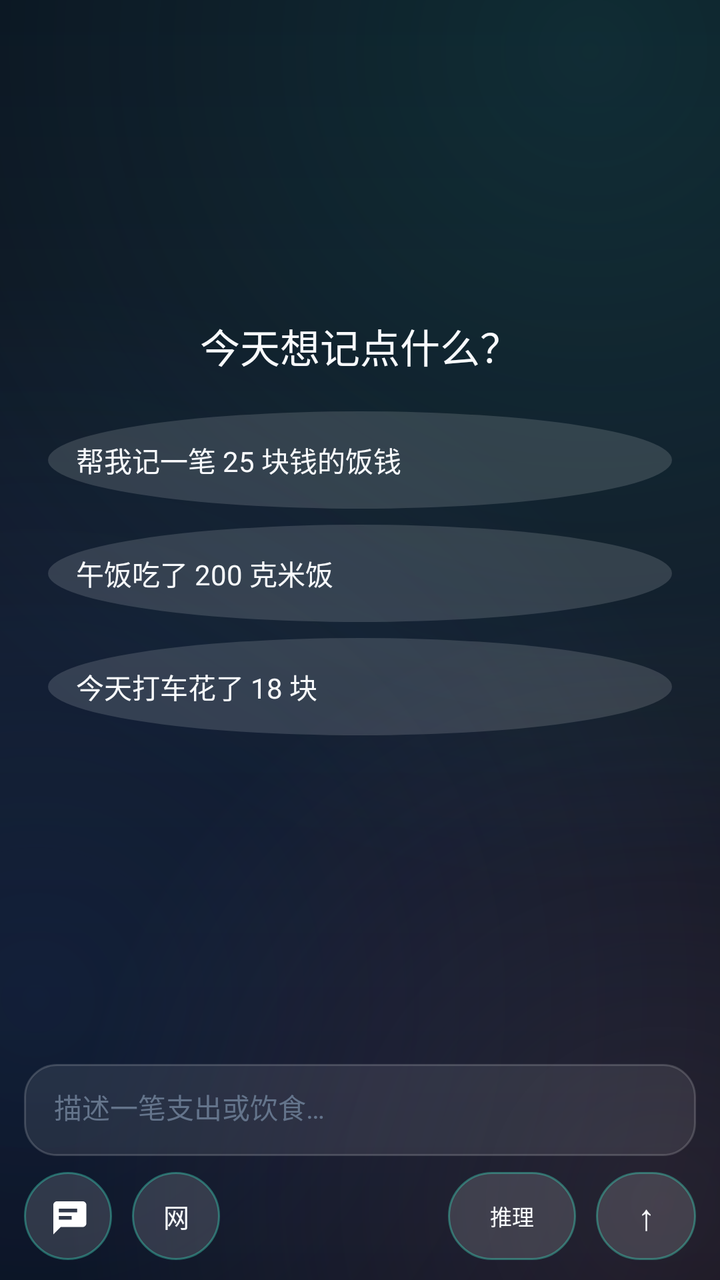
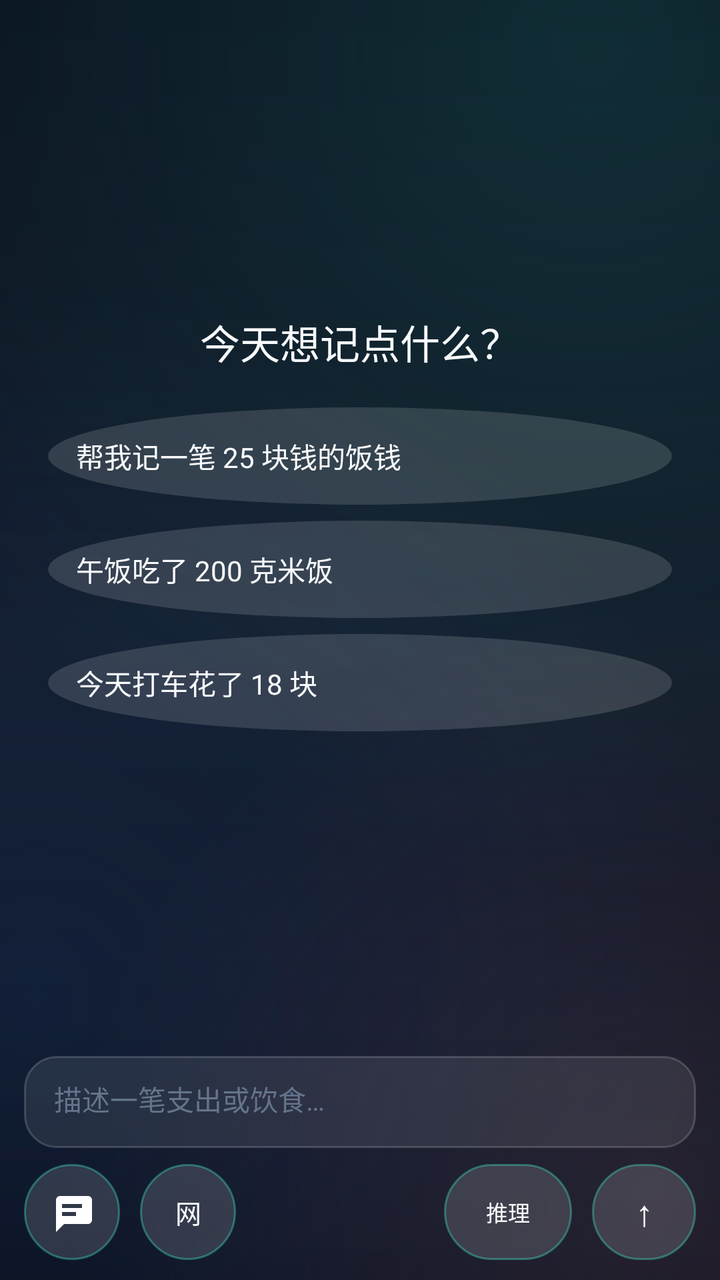

Before-and-after screenshots of an Android layout around one commit, followed by the original layout XML and the change that was made.
<!-- AndroidManifest.xml: application theme Theme.Sagittarius -->
<!-- res/layout/fragment_agent_chat.xml -->
<?xml version="1.0" encoding="utf-8"?>
<FrameLayout xmlns:android="http://schemas.android.com/apk/res/android"
    android:id="@+id/chatRoot"
    android:layout_width="match_parent"
    android:layout_height="match_parent"
    android:clipChildren="false">

    <LinearLayout
        android:layout_width="match_parent"
        android:layout_height="match_parent"
        android:orientation="vertical">

        <FrameLayout
            android:layout_width="match_parent"
            android:layout_height="0dp"
            android:layout_weight="1"
            android:clipChildren="false"
            android:clipToPadding="false">

            <androidx.recyclerview.widget.RecyclerView
                android:id="@+id/recyclerChat"
                android:layout_width="match_parent"
                android:layout_height="match_parent"
                android:clipToPadding="false"
                android:paddingStart="12dp"
                android:paddingTop="4dp"
                android:paddingEnd="12dp"
                android:paddingBottom="8dp" />

            <LinearLayout
                android:id="@+id/emptyPanel"
                android:layout_width="match_parent"
                android:layout_height="wrap_content"
                android:layout_gravity="center"
                android:gravity="center"
                android:orientation="vertical"
                android:padding="24dp">

                <TextView
                    android:layout_width="wrap_content"
                    android:layout_height="wrap_content"
                    android:text="@string/agent_empty_title"
                    android:textColor="?attr/blTextPrimary"
                    android:textSize="20sp" />

                <TextView
                    android:id="@+id/chipExpense"
                    android:layout_width="match_parent"
                    android:layout_height="wrap_content"
                    android:layout_marginTop="18dp"
                    android:background="?attr/blIconCircleBackground"
                    android:padding="14dp"
                    android:text="@string/agent_example_expense"
                    android:textColor="?attr/blTextPrimary"
                    android:textSize="14sp" />

                <TextView
                    android:id="@+id/chipDiet"
                    android:layout_width="match_parent"
                    android:layout_height="wrap_content"
                    android:layout_marginTop="8dp"
                    android:background="?attr/blIconCircleBackground"
                    android:padding="14dp"
                    android:text="@string/agent_example_diet"
                    android:textColor="?attr/blTextPrimary"
                    android:textSize="14sp" />

                <TextView
                    android:id="@+id/chipTaxi"
                    android:layout_width="match_parent"
                    android:layout_height="wrap_content"
                    android:layout_marginTop="8dp"
                    android:background="?attr/blIconCircleBackground"
                    android:padding="14dp"
                    android:text="@string/agent_example_taxi"
                    android:textColor="?attr/blTextPrimary"
                    android:textSize="14sp" />
            </LinearLayout>

            <TextView
                android:id="@+id/btnScrollBottom"
                android:layout_width="wrap_content"
                android:layout_height="38dp"
                android:layout_gravity="bottom|center_horizontal"
                android:layout_marginBottom="6dp"
                android:background="?attr/blIconCircleBackground"
                android:paddingStart="14dp"
                android:paddingEnd="14dp"
                android:gravity="center"
                android:text="↓"
                android:textColor="?attr/blTextPrimary"
                android:textSize="16sp"
                android:visibility="gone" />

            <TextView
                android:id="@+id/btnRetry"
                android:layout_width="wrap_content"
                android:layout_height="34dp"
                android:layout_gravity="bottom|center_horizontal"
                android:layout_marginBottom="52dp"
                android:background="?attr/blIconCircleBackground"
                android:gravity="center"
                android:paddingStart="14dp"
                android:paddingEnd="14dp"
                android:text="@string/agent_retry"
                android:textColor="?attr/blAccent"
                android:textSize="12sp"
                android:visibility="gone" />
        </FrameLayout>

        <LinearLayout
            android:id="@+id/dock"
            android:layout_width="match_parent"
            android:layout_height="wrap_content"
            android:clipChildren="false"
            android:clipToPadding="false"
            android:orientation="vertical"
            android:paddingStart="12dp"
            android:paddingTop="6dp"
            android:paddingEnd="12dp"
            android:paddingBottom="10dp">

            <EditText
                android:id="@+id/etInput"
                android:layout_width="match_parent"
                android:layout_height="wrap_content"
                android:background="@drawable/bg_input"
                android:gravity="top|start"
                android:hint="@string/agent_input_hint"
                android:imeOptions="actionNone"
                android:inputType="textCapSentences|textMultiLine"
                android:maxLines="4"
                android:minHeight="46dp"
                android:paddingStart="15dp"
                android:paddingTop="11dp"
                android:paddingEnd="15dp"
                android:paddingBottom="11dp"
                android:textColor="?attr/blTextPrimary"
                android:textColorHint="?attr/blTextTertiary"
                android:textSize="14sp" />

            <LinearLayout
                android:layout_width="match_parent"
                android:layout_height="wrap_content"
                android:layout_marginTop="8dp"
                android:clipChildren="false"
                android:clipToPadding="false"
                android:gravity="center_vertical"
                android:orientation="horizontal">

                <ImageView
                    android:id="@+id/btnSessions"
                    android:layout_width="44dp"
                    android:layout_height="44dp"
                    android:layout_marginEnd="10dp"
                    android:background="@drawable/bg_agent_pill"
                    android:contentDescription="@string/agent_sessions"
                    android:padding="11dp"
                    android:scaleType="centerInside"
                    android:src="@drawable/ic_sessions_silhouette" />

                <TextView
                    android:id="@+id/btnWebSearch"
                    android:layout_width="44dp"
                    android:layout_height="44dp"
                    android:background="@drawable/bg_agent_pill"
                    android:contentDescription="@string/agent_web_search"
                    android:gravity="center"
                    android:text="网"
                    android:textColor="?attr/blTextPrimary"
                    android:textSize="13sp" />

                <Space
                    android:layout_width="0dp"
                    android:layout_height="1dp"
                    android:layout_weight="1" />

                <TextView
                    android:id="@+id/btnReasoning"
                    android:layout_width="wrap_content"
                    android:layout_height="44dp"
                    android:layout_marginEnd="10dp"
                    android:background="@drawable/bg_agent_pill"
                    android:gravity="center"
                    android:minWidth="64dp"
                    android:paddingStart="12dp"
                    android:paddingEnd="12dp"
                    android:singleLine="true"
                    android:text="@string/agent_reasoning_short"
                    android:textColor="?attr/blTextPrimary"
                    android:textSize="11sp" />

                <TextView
                    android:id="@+id/btnSend"
                    android:layout_width="50dp"
                    android:layout_height="44dp"
                    android:background="@drawable/bg_agent_pill"
                    android:contentDescription="@string/agent_send"
                    android:gravity="center"
                    android:text="↑"
                    android:textColor="?attr/blTextPrimary"
                    android:textSize="18sp" />
            </LinearLayout>
        </LinearLayout>
    </LinearLayout>

    <FrameLayout
        android:id="@+id/capsuleHost"
        android:layout_width="match_parent"
        android:layout_height="match_parent"
        android:clipChildren="false"
        android:visibility="gone" />
</FrameLayout>
<!-- resources referenced by this layout -->
<resources>
  <!-- drawable bg_agent_pill (drawable) -->
  <?xml version="1.0" encoding="utf-8"?>
  <shape xmlns:android="http://schemas.android.com/apk/res/android" android:shape="rectangle">
      <solid android:color="?attr/blIconCircle" />
      <corners android:radius="24dp" />
      <stroke android:width="1dp" android:color="?attr/blCardStrokeStart" />
  </shape>
  <!-- drawable bg_input (drawable) -->
  <?xml version="1.0" encoding="utf-8"?>
  <shape xmlns:android="http://schemas.android.com/apk/res/android" android:shape="rectangle">
      <solid android:color="?attr/blInputFill" />
      <corners android:radius="16dp" />
      <stroke android:width="1dp" android:color="?attr/blInputStroke" />
  </shape>
  <string name="agent_empty_title">今天想记点什么？</string>
  <string name="agent_example_diet">午饭吃了 200 克米饭</string>
  <string name="agent_example_expense">帮我记一笔 25 块钱的饭钱</string>
  <string name="agent_example_taxi">今天打车花了 18 块</string>
  <string name="agent_input_hint">描述一笔支出或饮食…</string>
  <string name="agent_reasoning_short">推理</string>
  <string name="agent_retry">重试</string>
  <string name="agent_send">发送</string>
  <string name="agent_sessions">切换会话</string>
  <string name="agent_web_search">联网搜索</string>
  <style name="Theme.Sagittarius" parent="Theme.Sagittarius.Black" />
  <color name="accent_teal">#34E7C4</color>
  <color name="text_primary">#F8FAFC</color>
  <color name="accent_blue">#3B82F6</color>
  <color name="bg_deep_2">#111827</color>
  <color name="surface_card">#B31A2438</color>
  <color name="text_secondary">#9AA8BD</color>
  <color name="bg_deep">#0A0F1D</color>
  <style name="ThemeOverlay.Sagittarius.Dialog" parent="ThemeOverlay.Material3.MaterialAlertDialog">
          <item name="colorSurface">#182134</item>
          <item name="colorOnSurface">@color/text_primary</item>
          <item name="colorPrimary">@color/accent_teal</item>
      </style>
  <!-- drawable bg_search (drawable) -->
  <?xml version="1.0" encoding="utf-8"?>
  <shape xmlns:android="http://schemas.android.com/apk/res/android" android:shape="rectangle">
      <solid android:color="?attr/blInputFill" />
      <corners android:radius="16dp" />
      <stroke android:width="1dp" android:color="?attr/blInputStroke" />
  </shape>
  <!-- drawable bg_metric_tile (drawable) -->
  <?xml version="1.0" encoding="utf-8"?>
  <shape xmlns:android="http://schemas.android.com/apk/res/android" android:shape="rectangle">
      <solid android:color="?attr/blMetricTile" />
      <corners android:radius="14dp" />
      <stroke android:width="1dp" android:color="?attr/blDivider" />
  </shape>
  <!-- drawable bg_icon_circle (drawable) -->
  <?xml version="1.0" encoding="utf-8"?>
  <shape xmlns:android="http://schemas.android.com/apk/res/android" android:shape="oval">
      <solid android:color="?attr/blIconCircle" />
  </shape>
  <!-- drawable bg_glass_icon_button (drawable) -->
  <?xml version="1.0" encoding="utf-8"?>
  <shape xmlns:android="http://schemas.android.com/apk/res/android" android:shape="rectangle">
      <solid android:color="?attr/blIconButton" />
      <corners android:radius="14dp" />
      <stroke android:width="1dp" android:color="?attr/blDivider" />
  </shape>
  <!-- drawable bg_gradient_hairline (drawable) -->
  <?xml version="1.0" encoding="utf-8"?>
  <shape xmlns:android="http://schemas.android.com/apk/res/android" android:shape="rectangle">
      <gradient
          android:angle="0"
          android:startColor="?attr/blGradientStart"
          android:centerColor="?attr/blGradientMid"
          android:endColor="?attr/blGradientEnd" />
  </shape>
  <!-- drawable bg_floating_button (drawable) -->
  <?xml version="1.0" encoding="utf-8"?>
  <shape xmlns:android="http://schemas.android.com/apk/res/android" android:shape="rectangle">
      <solid android:color="?attr/blFloatingButtonFill" />
      <corners android:radius="12dp" />
      <stroke android:width="1dp" android:color="?attr/blFloatingButtonStroke" />
  </shape>
  <!-- unchanged entries left out for length: 7 -->
</resources>

<!-- the commit's change to res/layout/fragment_agent_chat.xml (unified diff, before → after) -->
@@ -150,8 +150,8 @@
 
                 <ImageView
                     android:id="@+id/btnSessions"
-                    android:layout_width="44dp"
-                    android:layout_height="44dp"
+                    android:layout_width="48dp"
+                    android:layout_height="48dp"
                     android:layout_marginEnd="10dp"
                     android:background="@drawable/bg_agent_pill"
                     android:contentDescription="@string/agent_sessions"
@@ -161,8 +161,8 @@
 
                 <TextView
                     android:id="@+id/btnWebSearch"
-                    android:layout_width="44dp"
-                    android:layout_height="44dp"
+                    android:layout_width="48dp"
+                    android:layout_height="48dp"
                     android:background="@drawable/bg_agent_pill"
                     android:contentDescription="@string/agent_web_search"
                     android:gravity="center"
@@ -178,7 +178,7 @@
                 <TextView
                     android:id="@+id/btnReasoning"
                     android:layout_width="wrap_content"
-                    android:layout_height="44dp"
+                    android:layout_height="48dp"
                     android:layout_marginEnd="10dp"
                     android:background="@drawable/bg_agent_pill"
                     android:gravity="center"
@@ -192,8 +192,8 @@
 
                 <TextView
                     android:id="@+id/btnSend"
-                    android:layout_width="50dp"
-                    android:layout_height="44dp"
+                    android:layout_width="52dp"
+                    android:layout_height="48dp"
                     android:background="@drawable/bg_agent_pill"
                     android:contentDescription="@string/agent_send"
                     android:gravity="center"
